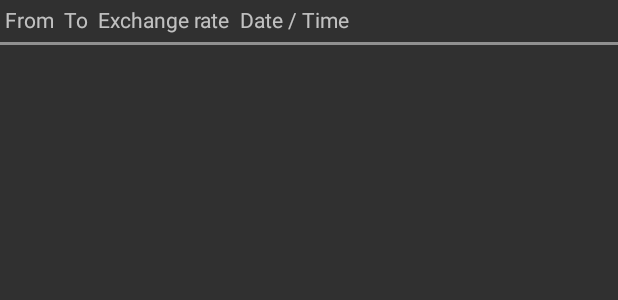
After one commit to wyssenp/StockExchange, an Android app: the layout activity_exchange_rates.xml on its own in the app's theme, with its tools: preview values and no code run, on a phone screen of 412 x 824 dp. The commit adds this screen. Shown: the top 300 px of the screen. Run offline under Robolectric (Android 15) with nearby library versions, the phone set to English and light mode, and no system bars.

Commit message:
Created ExchangeRate model Created activity to test the display of the exchange rates Format the date in Exchange rates activity depending on the Locale

```diff
--- a/app/src/main/AndroidManifest.xml
+++ b/app/src/main/AndroidManifest.xml
@@ -60,6 +60,10 @@
                 android:name="android.support.PARENT_ACTIVITY"
                 android:value="ch.hevs.stockexchange.StockManagementActivity" />
         </activity>
+        <activity
+            android:name=".ExchangeRatesActivity"
+            android:label="@string/title_activity_exchange_rates" >
+        </activity>
     </application>
 
 </manifest>
--- a/app/src/main/java/ch/hevs/stockexchange/dbaccess/DatabaseUtility.java
+++ b/app/src/main/java/ch/hevs/stockexchange/dbaccess/DatabaseUtility.java
@@ -27,12 +27,14 @@ public class DatabaseUtility extends SQLiteOpenHelper {
             "Symbol TEXT NOT NULL,"+
             "Name TEXT NOT NULL);";
 
+    //To insert the current time in CE(S)T instead of GMT, use (DATETIME(CURRENT_TIMESTAMP, 'localtime'))
+    //Source: http://stackoverflow.com/questions/14814433/how-to-change-timestamp-of-sqlite-db-to-local-timestamp
     private static final String TABLE_EXCHANGERATE_CREATE = "CREATE TABLE IF NOT EXISTS " + TABLE_EXCHANGERATE +
             "(exchangeRateId INTEGER PRIMARY KEY NOT NULL,"+
             "CurrencyFrom INTEGER NOT NULL,"+
             "CurrencyTo INTEGER NOT NULL,"+
             "ExchangeRate DOUBLE NOT NULL,"+
-            "ExchangeDate DATETIME DEFAULT CURRENT_TIMESTAMP,"+
+            "ExchangeDate DATETIME DEFAULT (DATETIME(CURRENT_TIMESTAMP, 'localtime')),"+
             "FOREIGN KEY(CurrencyFrom) REFERENCES " + TABLE_CURRENCY + "(currencyId)," +
             "FOREIGN KEY(CurrencyTo) REFERENCES " + TABLE_CURRENCY + "(currencyId));";
 
--- /dev/null
+++ b/app/src/main/res/layout/activity_exchange_rates.xml
@@ -0,0 +1,36 @@
+
+<TableLayout
+    xmlns:android="http://schemas.android.com/apk/res/android"
+    xmlns:tools="http://schemas.android.com/tools"
+    android:layout_width="match_parent"
+    android:layout_height="match_parent"
+    android:layout_alignParentTop="true"
+    android:layout_alignParentLeft="true"
+    android:layout_alignParentStart="true"
+    tools:context="ch.hevs.stockexchange.ExchangeRatesActivity"
+    android:id="@+id/tableExchangeRates"
+    android:shrinkColumns="1" >
+
+    <TableRow android:paddingLeft="0dp"
+        android:paddingTop="0dp"
+        android:paddingRight="0dp"
+        android:paddingBottom="2dp">
+        <TextView
+            android:text="@string/tr_from"
+            android:padding="3dip" />
+        <TextView
+            android:text="@string/tr_to"
+            android:padding="3dip" />
+        <TextView
+            android:text="@string/tr_rate"
+            android:padding="3dip" />
+        <TextView
+            android:text="@string/tr_date"
+            android:padding="3dip" />
+    </TableRow>
+
+    <View
+        android:layout_height="2dip"
+        android:background="#FF909090" />
+
+</TableLayout>
--- a/app/src/main/res/values/strings.xml
+++ b/app/src/main/res/values/strings.xml
@@ -8,6 +8,7 @@
     <string name="title_activity_manage_stock">Add Stock</string>
     <string name="title_activity_manage_stock_update">Update Stock</string>
     <string name="title_activity_stock_details">Stock Details</string>
+    <string name="title_activity_exchange_rates">Exchange Rates</string>
 
     <string name="action_settings">Settings</string>
     <string name="action_buyStocks">Buy stocks</string>
@@ -62,5 +63,9 @@
         <item>ZKB</item>
     </string-array>
 
+    <string name="tr_from">From</string>
+    <string name="tr_to">To</string>
+    <string name="tr_rate">Exchange rate</string>
+    <string name="tr_date">Date / Time</string>
 
 </resources>
```
Also changed, not shown: app/src/main/java/ch/hevs/stockexchange/ExchangeRatesActivity.java (added, +105 -0 lines), app/src/main/java/ch/hevs/stockexchange/MainActivity.java (+11 -0 lines), app/src/main/java/ch/hevs/stockexchange/dbaccess/DatabaseAccessObject.java (+35 -0 lines), app/src/main/java/ch/hevs/stockexchange/model/ExchangeRate.java (added, +56 -0 lines), app/src/main/res/layout/activity_main.xml (+10 -0 lines), app/src/main/res/menu/menu_exchange_rates.xml (added, +7 -0 lines), 1 other file.
